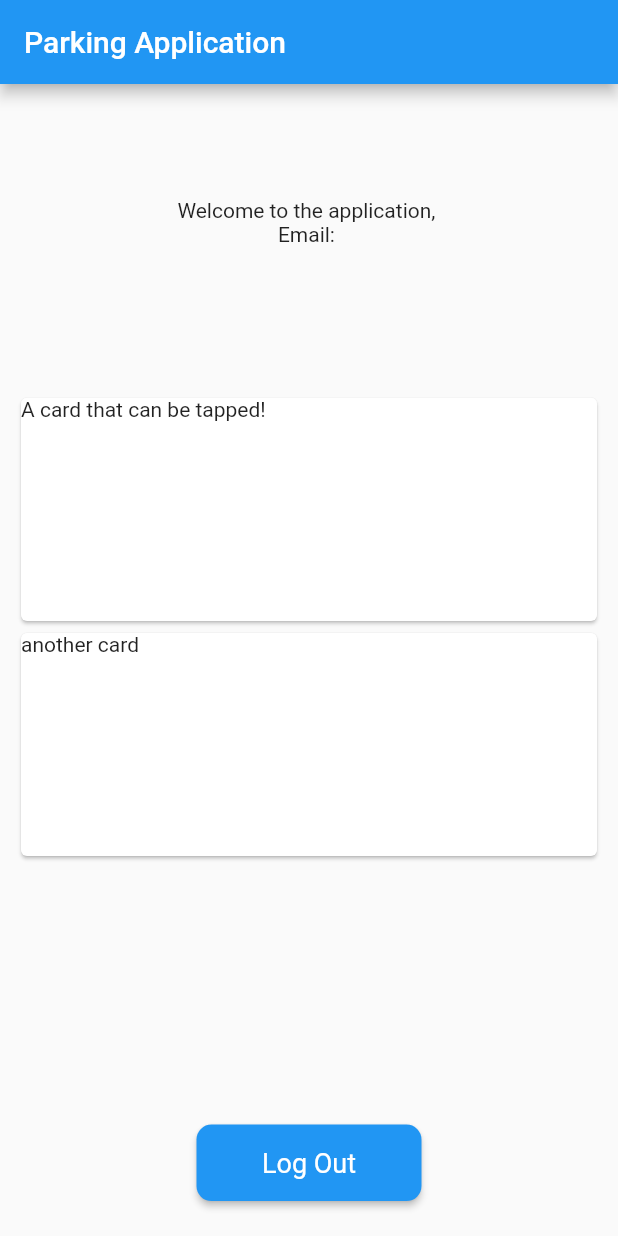
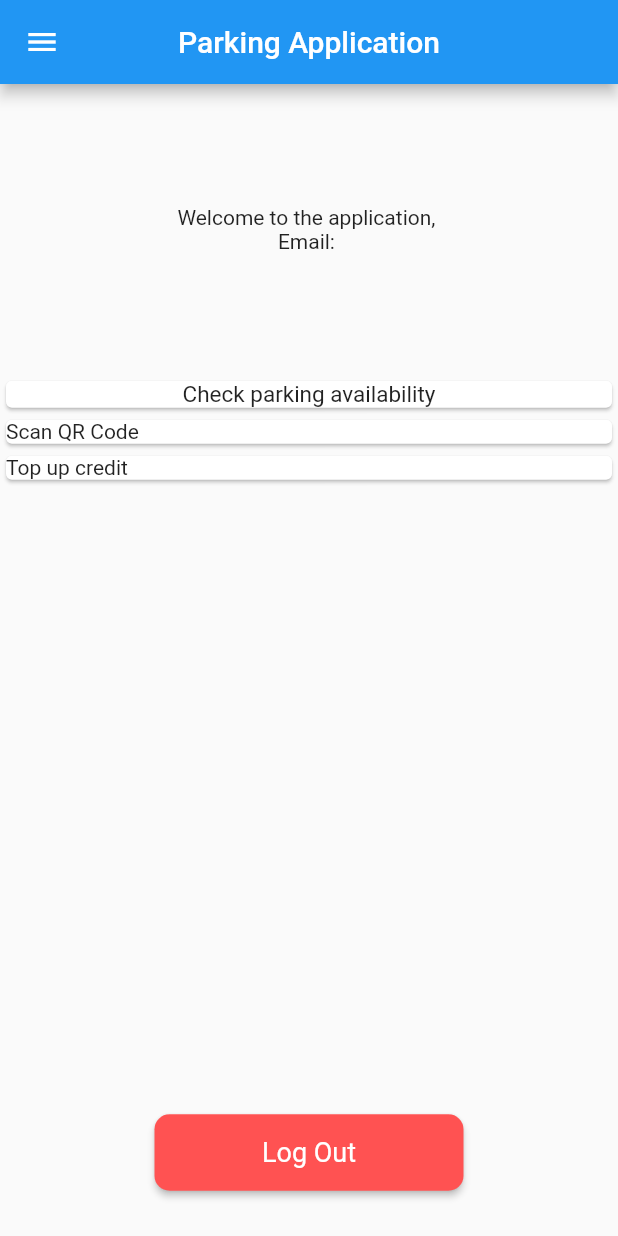
Before and after one commit to Haziq-A19EC0196/car-parking-application, a Flutter app: the screen it shows once a user with an empty profile is signed in, on a phone screen of 412 x 824 dp. Run offline on Flutter 3.47's test engine with Material 2 defaults, Android fonts, the phone set to English and light mode, and no system bars; our stand-ins replace cloud_firestore, firebase_auth, firebase_core, fluttertoast; missing offline and left inert: qr_code_scanner; accounts and stored records are empty; network calls fail.

Commit message:
Added QR Scan functionality

```diff
--- a/lib/Logics/user_model.dart
+++ b/lib/Logics/user_model.dart
@@ -5,23 +5,27 @@ class UserModel {
   final String name;
   final String email;
   final String phone;
+  bool inside;
 
   UserModel({
     this.userId = '',
     required this.name,
     required this.email,
     required this.phone,
+    required this.inside,
   });
 
   Map<String, dynamic> toJson() => {
     'name': name,
     'phone': phone,
     'email': email,
+    'inside': inside,
   };
 
   static UserModel fromJson(Map<String, dynamic> data) => UserModel(
     name: data['name'],
     phone: data['phone'],
     email: data['email'],
+    inside: data['inside'],
   );
 }
--- a/lib/Screens/home_screen.dart
+++ b/lib/Screens/home_screen.dart
@@ -1,5 +1,6 @@
 import 'package:car_parking_application/Logics/user_model.dart';
 import 'package:car_parking_application/Screens/availability_screen.dart';
+import 'package:car_parking_application/Screens/qr_screen.dart';
 import 'package:cloud_firestore/cloud_firestore.dart';
 import 'package:firebase_auth/firebase_auth.dart';
 import 'package:flutter/material.dart';
@@ -10,7 +11,8 @@ import 'login_screen.dart';
 final dbRef = FirebaseFirestore.instance.collection("customers");
 
 class HomeScreen extends StatefulWidget {
-  const HomeScreen({Key? key}) : super(key: key);
+  final UserModel user;
+  const HomeScreen({Key? key, required this.user}) : super(key: key);
 
   @override
   State<HomeScreen> createState() => _HomeScreenState();
@@ -23,6 +25,23 @@ class _HomeScreenState extends State<HomeScreen> {
     Widget menuScreen = Scaffold(
       appBar: AppBar(
         title: const Text("Parking Application"),
+        centerTitle: true,
+      ),
+      drawer: Drawer(
+        child: ListView(
+          children: const [
+            ListTile(
+              iconColor: Colors.redAccent,
+              leading: Icon(Icons.logout),
+              title: Text(
+                "Logout",
+                style: TextStyle(
+                  fontSize: 15.0,
+                ),
+              ),
+            ),
+          ],
+        ),
       ),
       body: FutureBuilder<UserModel?> (
         future: getUserData(),
@@ -53,13 +72,14 @@ class _HomeScreenState extends State<HomeScreen> {
                   child: InkWell(
                     splashColor: Colors.blue.withAlpha(30),
                     onTap: () {
-                      Navigator.of(context).pushReplacement(MaterialPageRoute(builder: (context) => const AvailabilityScreen()));
-                      debugPrint(FirebaseAuth.instance.currentUser!.uid);
+                      Navigator.of(context).push(MaterialPageRoute(builder: (context) => const AvailabilityScreen()));
                     },
-                    child: const SizedBox(
-                      width: 50,
-                      height: 30,
-                      child: Text('A card that can be tapped!'),
+                    child: const Text(
+                      'Check parking availability',
+                      textAlign: TextAlign.center,
+                      style: TextStyle(
+                        fontSize: 15.0,
+                      ),
                     ),
                   ),
                 ),
@@ -67,10 +87,19 @@ class _HomeScreenState extends State<HomeScreen> {
                   clipBehavior: Clip.hardEdge,
                   child: InkWell(
                     splashColor: Colors.blue.withAlpha(30),
-                    child: const Text("another card"),
+                    child: const Text("Scan QR Code"),
                     onTap: () {
-                      debugPrint(FirebaseAuth.instance.currentUser!.uid);
+                      Navigator.of(context).push(MaterialPageRoute(builder: (context) => QRScreen(user: user,)));
+                      // await testFunc();
                     },
+                  ),
+                ),
+                Card(
+                  clipBehavior: Clip.hardEdge,
+                  child: InkWell(
+                    splashColor: Colors.blue.withAlpha(30),
+                    child: const Text("Top up credit"),
+                    onTap: () {},
                   ),
                 )
               ];
@@ -78,18 +107,24 @@ class _HomeScreenState extends State<HomeScreen> {
               Widget gridMenu = SizedBox(
                   height: MediaQuery.of(context).size.height * 0.5,
                   width: MediaQuery.of(context).size.width,
-                  child: GridView.count(
-                    crossAxisCount: 1,
-                    childAspectRatio: 2.5,
-                    padding: const EdgeInsets.all(10.0),
+                  child: ListView(
                     children: menuItems,
                   )
+                  // GridView.count(
+                  //   crossAxisCount: 1,
+                  //   childAspectRatio: 2,
+                  //   padding: EdgeInsets.symmetric(
+                  //     // vertical: 10.0,
+                  //     horizontal: MediaQuery.of(context).size.width * 0.05,
+                  //   ),
+                  //   children: menuItems,
+                  // )
               );
 
               Widget logoutButton = SizedBox(
-                width: 150.0,
+                width: MediaQuery.of(context).size.width * 0.5,
                 child: RawMaterialButton(
-                  fillColor: Colors.blue,
+                  fillColor: Colors.redAccent,
                   padding: const EdgeInsets.symmetric(vertical: 15.0),
                   shape: RoundedRectangleBorder(
                       borderRadius: BorderRadius.circular(10.0)
@@ -110,11 +145,11 @@ class _HomeScreenState extends State<HomeScreen> {
                   mainAxisAlignment: MainAxisAlignment.spaceEvenly,
                   crossAxisAlignment: CrossAxisAlignment.center,
                   children: [
-                    const SizedBox(height: 30.0,),
+                    SizedBox(height: MediaQuery.of(context).size.height * 0.025,),
                     welcomeMessage,
-                    const SizedBox(height: 40.0,),
+                    SizedBox(height: MediaQuery.of(context).size.height * 0.025,),
                     gridMenu,
-                    const SizedBox(height: 40.0,),
+                    SizedBox(height: MediaQuery.of(context).size.height * 0.025,),
                     logoutButton
                   ],
                 ),
@@ -149,9 +184,29 @@ class _HomeScreenState extends State<HomeScreen> {
     final snapshot = await docUser.get();
 
     if(snapshot.exists) {
-      return UserModel.fromJson(snapshot.data()!);
+      UserModel user = UserModel.fromJson(snapshot.data()!);
+      user.userId = userId;
+
+      return user;
     }
 
     return null;
   }
+
+  Future testFunc() async {
+    var entryList = await FirebaseFirestore.instance.collection("parkingEntry").get();
+
+    final entryStream = FirebaseFirestore.instance.collection("parkingEntry").snapshots();
+    entryStream.listen((event) {
+      entryList = event;
+    });
+
+    for(var doc in entryList.docs) {
+      if(doc.data()["userIdRef"] == null) {
+        debugPrint(doc.id);
+      }
+    }
+
+    debugPrint("List contains ${entryList.docs.length} docs");
+  }
 }
--- a/lib/main.dart
+++ b/lib/main.dart
@@ -1,3 +1,4 @@
+import 'package:car_parking_application/Logics/user_model.dart';
 import 'package:car_parking_application/Screens/home_screen.dart';
 import 'package:flutter/material.dart';
 import 'package:flutter/services.dart';
@@ -27,6 +28,7 @@ class MyApp extends StatelessWidget {
     ]);
 
     return const MaterialApp(
+      // theme: ThemeData(primarySwatch: Colors.purple),
       home: HomePage(),
     );
   }
@@ -48,7 +50,8 @@ class _HomePageState extends State<HomePage> {
           stream: FirebaseAuth.instance.authStateChanges(),
           builder: (context, snapshot) {
             if (snapshot.hasData) {
-              return const HomeScreen();
+              UserModel user = UserModel(name: "test", email: "test", phone: "test", inside: false);
+              return HomeScreen(user: user,);
             } else {
               return const LoginPage();
             }
```
Also changed, not shown: lib/Screens/availability_screen.dart (+43 -32 lines), lib/Screens/login_screen.dart (+56 -27 lines), lib/Screens/qr_screen.dart (added, +205 -0 lines), lib/Screens/reset_password_screen.dart (added, +78 -0 lines), lib/Screens/signup_screen.dart (+53 -32 lines), pubspec.yaml (+7 -3 lines), assets/car-transparent.png (added), assets/car.png (added), lib/Screens/topup_screen.dart (added), pubspec.lock, 1 other file.
